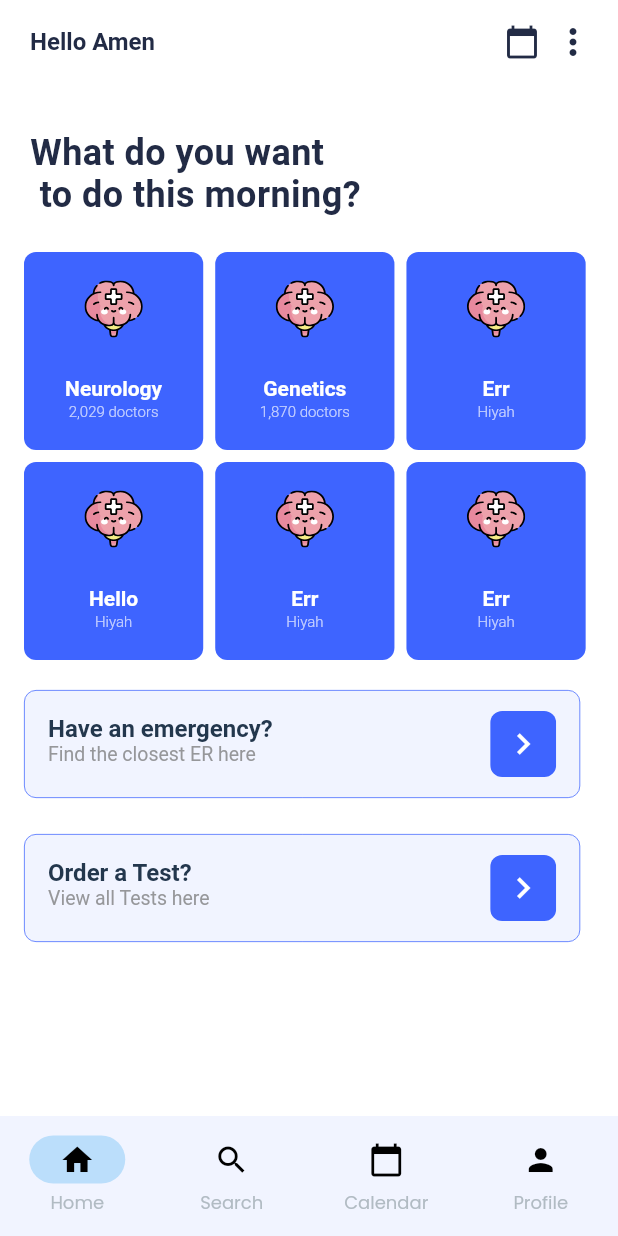
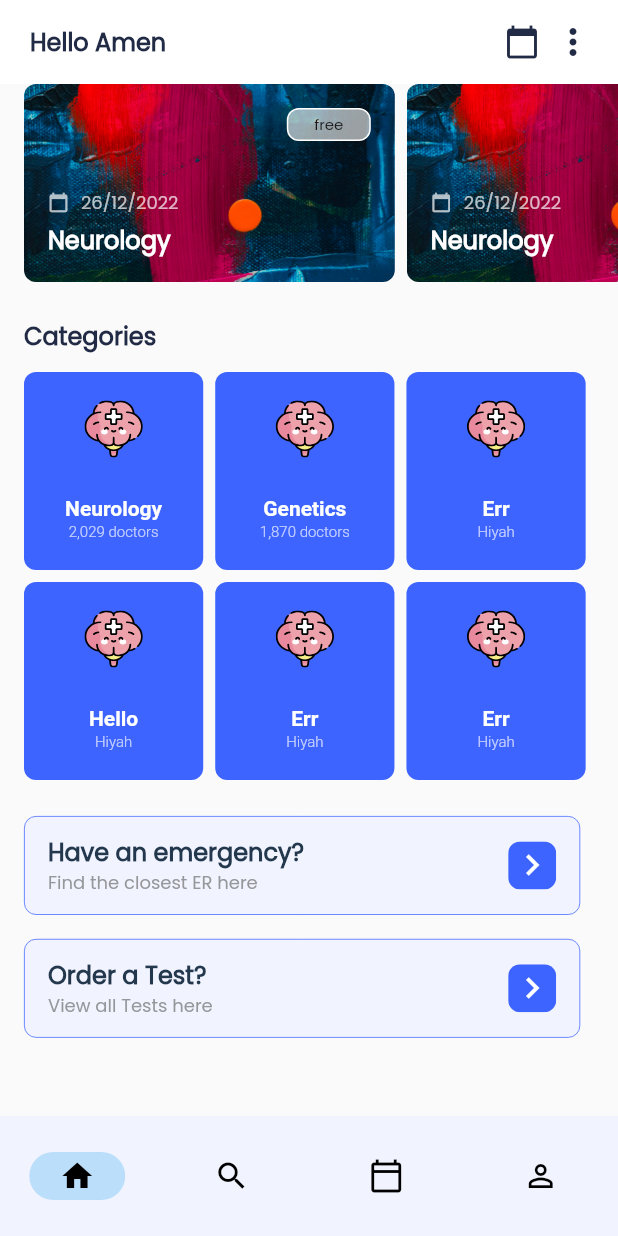
Before and after one commit to amenolabode/Nyaho_app, a Flutter app: the screen it shows after launch, on a phone screen of 412 x 824 dp. Run offline on Flutter 3.47's test engine with Material 2 defaults, Android fonts, the phone set to English and light mode, and no system bars; our stand-ins replace flutter_svg.

Commit message:
Vertical Scrolling

```diff
--- a/lib/Components/Button_Outlined.dart
+++ b/lib/Components/Button_Outlined.dart
@@ -13,9 +13,9 @@ class ButtonOutlined extends StatelessWidget {
     double height = MediaQuery.of(context).size.height;
     double width = MediaQuery.of(context).size.width;
     return Container(
-      margin: const EdgeInsets.only(top: 12, bottom: 12),
+      margin: EdgeInsets.only(top: 8, bottom: 8),
       width: width * 0.9,
-      height: 72,
+      height: height * 0.08,
       child: Stack(
         children: [
           //background
@@ -33,28 +33,31 @@ class ButtonOutlined extends StatelessWidget {
           ),
           //Text and Button
           Row(
+            //mainAxisAlignment: MainAxisAlignment.center,
+            //crossAxisAlignment: CrossAxisAlignment.center,
             children: [
               //Text
               Expanded(
-                flex: 2,
                 child: Padding(
-                  padding: const EdgeInsets.all(16.0),
+                  padding: const EdgeInsets.only(left: 16.0),
                   child: Column(
-                    // mainAxisAlignment: MainAxisAlignment.start,
                     crossAxisAlignment: CrossAxisAlignment.start,
+                    mainAxisAlignment: MainAxisAlignment.center,
                     children: [
                       Text(
                         buttonText,
                         style: const TextStyle(
                             color: Color(0xff23374D),
                             fontSize: 16,
+                            fontFamily: "Poppins",
                             fontWeight: FontWeight.w600),
                       ),
                       Text(
                         buttonSubText,
                         style: const TextStyle(
                             color: Color(0xff96979A),
-                            fontSize: 13,
+                            fontSize: 12,
+                            fontFamily: "Poppins",
                             fontWeight: FontWeight.w400),
                       ),
                     ],
@@ -62,15 +65,15 @@ class ButtonOutlined extends StatelessWidget {
                 ),
               ),
               Padding(
-                padding: const EdgeInsets.only(right: 16.0),
+                padding: const EdgeInsets.all(16.0),
                 child: ClipRRect(
                   borderRadius: const BorderRadius.all(
                     Radius.circular(8),
                   ),
                   child: Container(
                     color: const Color(0xff3E64FF),
-                    height: 44,
-                    width: 44,
+                    height: 32,
+                    width: 32,
                     child: const Icon(
                       Icons.chevron_right,
                       color: Colors.white,
--- /dev/null
+++ b/lib/Components/vertical_slider_card.dart
@@ -0,0 +1,115 @@
+import 'package:flutter/material.dart';
+import 'package:flutter_svg/svg.dart';
+
+class VerticalSliderCard extends StatelessWidget {
+  final String textData;
+  final String cardBackgroundImage;
+  final String date;
+  final String priceTag;
+
+  const VerticalSliderCard(
+      {Key? key,
+      required this.textData,
+      required this.cardBackgroundImage,
+      required this.date,
+      required this.priceTag})
+      : super(key: key);
+  @override
+  Widget build(BuildContext context) {
+    double height = MediaQuery.of(context).size.height;
+    double width = MediaQuery.of(context).size.width;
+    return Container(
+      height: 100,
+      width: width * 0.6,
+      margin: const EdgeInsets.only(right: 8, bottom: 8),
+      child: Stack(
+        children: [
+          Container(
+            decoration: BoxDecoration(
+              image: DecorationImage(
+                  image: AssetImage(cardBackgroundImage), fit: BoxFit.cover),
+              borderRadius: const BorderRadius.all(
+                Radius.circular(8),
+              ),
+            ),
+          ),
+          Padding(
+            padding: const EdgeInsets.all(16.0),
+            child: Container(
+              alignment: Alignment.topRight,
+              child: Stack(
+                children: [
+                  Container(
+                    child: Center(
+                      child: Text(
+                        priceTag,
+                        // textAlign: TextAlign.center,
+                        style: const TextStyle(
+                            fontFamily: "Poppins",
+                            fontSize: 10,
+                            fontWeight: FontWeight.w300),
+                      ),
+                    ),
+                    height: 22,
+                    width: 56,
+                    decoration: BoxDecoration(
+                        color: Colors.white.withOpacity(0.6),
+                        border: Border.all(
+                            color: Colors.white, // set border color
+                            width: 1.0),
+                        borderRadius:
+                            const BorderRadius.all(Radius.circular(8))),
+                  ),
+                ],
+              ),
+            ),
+          ),
+          Padding(
+            padding: const EdgeInsets.all(16.0),
+            child: Column(
+              crossAxisAlignment: CrossAxisAlignment.start,
+              mainAxisAlignment: MainAxisAlignment.end,
+              children: [
+                Padding(
+                  padding: const EdgeInsets.only(bottom: 4.0),
+                  child: Row(
+                    // crossAxisAlignment: CrossAxisAlignment.center,
+                    // mainAxisAlignment: MainAxisAlignment.center,
+                    children: [
+                      const Icon(
+                        Icons.calendar_today,
+                        color: Colors.white70,
+                        size: 14,
+                      ),
+                      Padding(
+                        padding: const EdgeInsets.only(left: 8.0),
+                        child: Text(
+                          date,
+                          style: const TextStyle(
+                            fontSize: 12,
+                            fontFamily: "Poppins",
+                            color: Colors.white70,
+                            fontWeight: FontWeight.w400,
+                          ),
+                        ),
+                      ),
+                    ],
+                  ),
+                ),
+                Text(
+                  textData,
+                  style: const TextStyle(
+                    fontSize: 16,
+                    fontFamily: "Poppins",
+                    color: Colors.white,
+                    fontWeight: FontWeight.w600,
+                  ),
+                ),
+              ],
+            ),
+          ),
+        ],
+      ),
+    );
+  }
+}
--- a/lib/Home.dart
+++ b/lib/Home.dart
@@ -1,6 +1,6 @@
 import 'dart:ui';
 import 'package:flutter/material.dart';
-import 'package:nyaho/Components/Card_home.dart';
+import 'package:nyaho/Components/Home_square_card.dart';
 import 'package:nyaho/Home_Page.dart';
 
 class LandingPage extends StatefulWidget {
@@ -37,6 +37,7 @@ class _LandingPageState extends State<LandingPage> {
             "Hello Amen",
             style: TextStyle(
                 color: Color(0xff222B45),
+                fontFamily: "Poppins",
                 fontSize: 16,
                 fontWeight: FontWeight.w600),
           ),
@@ -74,24 +75,29 @@ class _LandingPageState extends State<LandingPage> {
           ),
         ),
         child: NavigationBar(
+          labelBehavior: NavigationDestinationLabelBehavior.alwaysHide,
           backgroundColor: const Color(0xffF1F4FF),
           selectedIndex: index,
           onDestinationSelected: (index) => setState(() => this.index = index),
           destinations: const [
             NavigationDestination(
-              icon: Icon(Icons.home),
+              icon: Icon(Icons.home_outlined),
+              selectedIcon: Icon(Icons.home),
               label: "Home",
             ),
             NavigationDestination(
-              icon: Icon(Icons.search),
+              icon: Icon(Icons.search_outlined),
+              selectedIcon: Icon(Icons.search),
               label: "Search",
             ),
             NavigationDestination(
-              icon: Icon(Icons.calendar_today),
+              icon: Icon(Icons.calendar_today_outlined),
+              selectedIcon: Icon(Icons.calendar_today),
               label: "Calendar",
             ),
             NavigationDestination(
-              icon: Icon(Icons.person),
+              icon: Icon(Icons.person_outline),
+              selectedIcon: Icon(Icons.person),
               label: "Profile",
             )
           ],
--- a/lib/Home_Page.dart
+++ b/lib/Home_Page.dart
@@ -1,7 +1,8 @@
 import 'package:flutter/material.dart';
-import 'package:nyaho/Components/Card_home.dart';
+import 'package:nyaho/Components/Home_square_card.dart';
 import 'package:nyaho/Components/Button_Outlined.dart';
 import 'package:nyaho/Home.dart';
+import 'package:nyaho/Components/vertical_slider_card.dart';
 
 class MyHomePage extends StatelessWidget {
   @override
@@ -9,36 +10,63 @@ class MyHomePage extends StatelessWidget {
     double height = MediaQuery.of(context).size.height;
     double width = MediaQuery.of(context).size.width;
 
-    return Body(height, width);
-  }
-
-  Stack Body(double height, double width) {
-    return Stack(
-      children: <Widget>[
-        Container(
-          height: height,
-          width: width,
-          decoration: const BoxDecoration(color: Colors.white),
-        ),
+    return ListView(children: [
+      // Container(
+      //   height: height,
+      //   width: width,
+      //   decoration: const BoxDecoration(color: Colors.white),
+      // ),
       Padding(
         padding: const EdgeInsets.only(left: 16.0),
         child: Column(
           crossAxisAlignment: CrossAxisAlignment.start,
           mainAxisAlignment: MainAxisAlignment.start,
           children: [
+            // const Padding(
+            //   padding: EdgeInsets.only(
+            //     left: 4,
+            //     top: 16.0,
+            //     bottom: 16,
+            //   ),
+            //   // child: Text(
+            //   //   "What do you want \n to do this morning?",
+            //   //   style: TextStyle(
+            //   //       color: Color(0xff222B45),
+            //   //       fontSize: 24,
+            //   //       letterSpacing: 0.3,
+            //   //       fontFamily: "Poppins",
+            //   //       fontWeight: FontWeight.w600),
+            //   // ),
+            // ),
+            SizedBox(
+              height: 140,
+              child: ListView(
+                scrollDirection: Axis.horizontal,
+                children: const <Widget>[
+                  VerticalSliderCard(
+                    textData: "Neurology",
+                    cardBackgroundImage: "images/cont-bg.jpg",
+                    date: "26/12/2022",
+                    priceTag: "free",
+                  ),
+                  VerticalSliderCard(
+                    textData: "Neurology",
+                    cardBackgroundImage: "images/cont-bg.jpg",
+                    date: "26/12/2022",
+                    priceTag: "#12000",
+                  ),
+                ],
+              ),
+            ),
             const Padding(
-                padding: EdgeInsets.only(
-                  left: 4,
-                  top: 32.0,
-                  bottom: 24,
-                ),
+              padding: EdgeInsets.only(top: 16.0, bottom: 12),
               child: Text(
-                  "What do you want \n to do this morning?",
+                "Categories",
                 style: TextStyle(
                     color: Color(0xff222B45),
-                      fontSize: 24,
-                      letterSpacing: 0.3,
-                      fontWeight: FontWeight.w700),
+                    fontSize: 16,
+                    fontFamily: "Poppins",
+                    fontWeight: FontWeight.w600),
               ),
             ),
             Row(
@@ -79,11 +107,15 @@ class MyHomePage extends StatelessWidget {
                 ),
               ],
             ),
-              const ButtonOutlined(
+            Padding(
+              padding: const EdgeInsets.only(top: 8.0),
+              child: Column(
+                children: const [
+                  ButtonOutlined(
                     buttonText: "Have an emergency?",
                     buttonSubText: "Find the closest ER here",
                   ),
-              const ButtonOutlined(
+                  ButtonOutlined(
                     buttonText: "Order a Test?",
                     buttonSubText: "View all Tests here",
                   ),
@@ -91,6 +123,8 @@ class MyHomePage extends StatelessWidget {
               ),
             ),
           ],
-    );
+        ),
+      ),
+    ]);
   }
 }
--- a/pubspec.yaml
+++ b/pubspec.yaml
@@ -61,6 +61,7 @@ flutter:
   # To add assets to your application, add an assets section, like this:
   assets:
     - images/svg/
+    - images/
 
   # An image asset can refer to one or more resolution-specific "variants", see
   # https://flutter.dev/assets-and-images/#resolution-aware.
```
Also changed, not shown: images/cont-bg.jpg (added), images/cont-bg2.jpg (added), lib/Components/Home_square_card.dart (renamed from lib/Components/Card_home.dart). Lines whose indentation alone changed are shown as unchanged.
